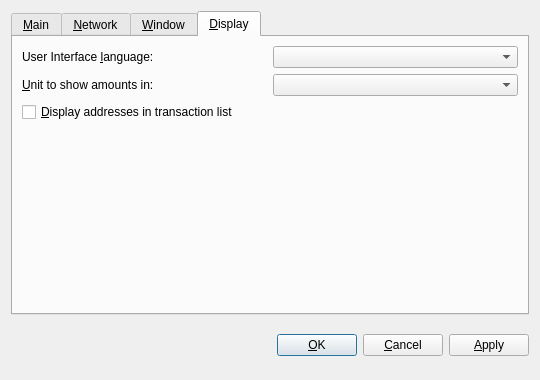
Qt form src/qt/forms/optionsdialog.ui (FairCoinTeam/fair-coin) before a commit.
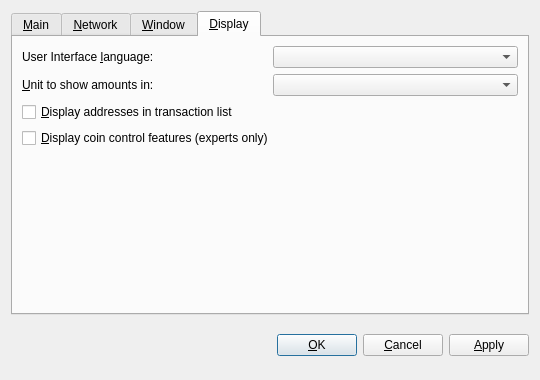
The same form after that commit. The open tabs and pages were chosen to show the change. Custom widgets are drawn as their Qt base class.

Commit message: ADDED: coin control feature

Patch:
```diff
--- a/src/qt/forms/optionsdialog.ui
+++ b/src/qt/forms/optionsdialog.ui
@@ -343,6 +343,16 @@
          </property>
         </widget>
        </item>
+       <item>
+        <widget class="QCheckBox" name="coinControlFeatures">
+         <property name="toolTip">
+          <string>Whether to show coin control features or not.</string>
+         </property>
+         <property name="text">
+          <string>&amp;Display coin control features (experts only)</string>
+         </property>
+        </widget>
+       </item>
        <item>
         <spacer name="verticalSpacer_Display">
          <property name="orientation">
```
The commit also changes 23 other files.
